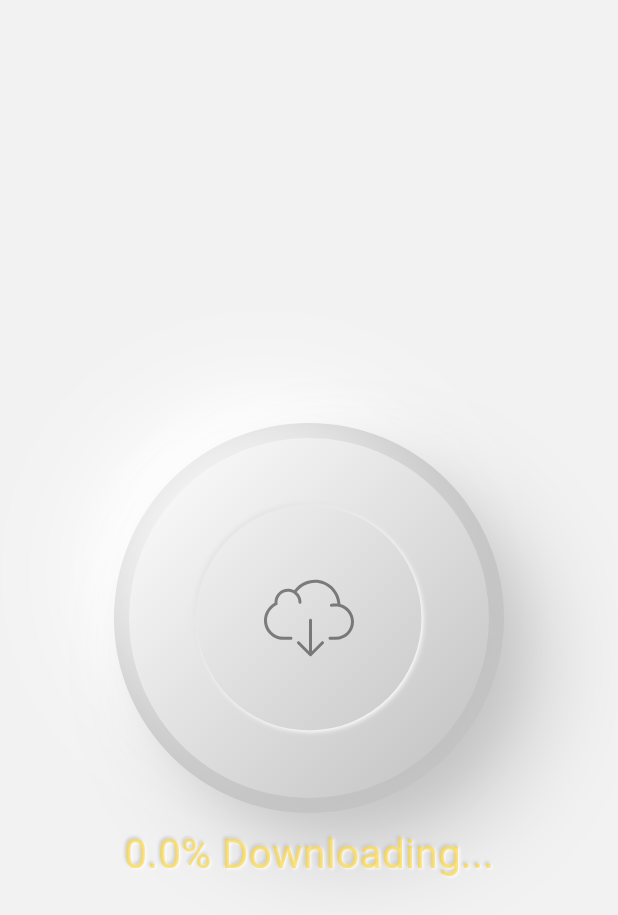
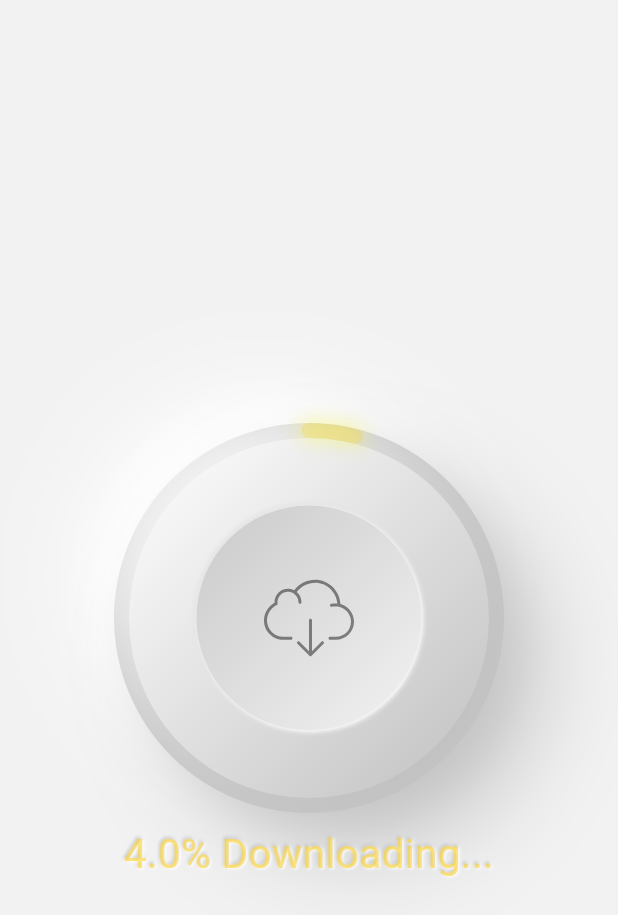
Before and after one commit to Punkachu/flutter_loading_button, a Flutter app: the first screen one second after launch, on a phone screen of 412 x 824 dp. Shown: the top 915 px of the screen. Run offline on Flutter 3.47's test engine with Material 2 defaults, Android fonts, the phone set to English and light mode, and no system bars; drawn by our look-alikes of clay_containers; our stand-ins replace flutter_svg.

Commit message:
✨♻️⚰️ Refactor all code , remove external library

```diff
--- a/lib/download_button_page.dart
+++ b/lib/download_button_page.dart
@@ -1,20 +1,61 @@
+import 'dart:async';
+
 import 'package:fancy_loading_button/widgets/download_button.dart';
 import 'package:flutter/material.dart';
 
-class DownloadButtonPage extends StatelessWidget {
-  const DownloadButtonPage({Key? key}) : super(key: key);
+class DownloadButtonPage extends StatefulWidget {
+  @override
+  _DownloadButtonPageState createState() => _DownloadButtonPageState();
+}
+
+class _DownloadButtonPageState extends State<DownloadButtonPage> {
+  late StreamController<int> _progressStreamController;
+  late Stream<int> _progressStream;
+
+  @override
+  void initState() {
+    super.initState();
+
+    _progressStreamController = StreamController<int>();
+    _progressStream = _progressStreamController.stream;
+
+    // Simulate progress updates
+    simulateProgress();
+  }
+
+  // Simulates progress updates and adds values to the stream
+  void simulateProgress() async {
+    for (int i = 0; i <= 100; i += 10) {
+      await Future.delayed(Duration(milliseconds: i * 50));
+      _progressStreamController.add(i);
+    }
+    _progressStreamController.close();
+  }
 
   @override
   Widget build(BuildContext context) {
-    return Scaffold(
-      backgroundColor: const Color(0xFFf2f2f2),
-      body: DownloadButton(
-        firstIconColor: Colors.black45,
-        secondIconColor: const Color(0xFFffd11a).withOpacity(0.9),
-        baseColor: const Color(0xFFf2f2f2),
-        beginAnimation: 0.0,
-        endAnimation: 1.0,
-      ),
+    return StreamBuilder<int>(
+      stream: _progressStream,
+      builder: (context, snapshot) {
+        if (snapshot.hasData) {
+          return DownloadButton(
+            progress: snapshot.data!,
+            firstIconColor: Colors.black45,
+            secondIconColor: const Color(0xFFffd11a).withOpacity(0.9),
+            baseColor: const Color(0xFFf2f2f2),
+          );
+        } else if (snapshot.hasError) {
+          return Text('Error: ${snapshot.error}');
+        } else {
+          return Text('Waiting for progress...');
+        }
+      },
     );
   }
+
+  @override
+  void dispose() {
+    _progressStreamController.close();
+    super.dispose();
+  }
 }
--- a/lib/main.dart
+++ b/lib/main.dart
@@ -14,7 +14,10 @@ class MyApp extends StatelessWidget {
         colorScheme: ColorScheme.fromSeed(seedColor: Colors.black45),
         useMaterial3: true,
       ),
-      home: const DownloadButtonPage(),
+      home: Scaffold(
+        backgroundColor: const Color(0xFFf2f2f2),
+        body: DownloadButtonPage(),
+      ),
     );
   }
 }
--- a/lib/widgets/circle_progress_indicator.dart
+++ /dev/null
@@ -1,39 +0,0 @@
-import 'dart:ui';
-
-import 'package:flutter/material.dart';
-
-import 'circle_progress_painter.dart';
-
-class MyCircularProgressIndicator extends StatelessWidget {
-  final Color glowColor;
-  final Color progressColor;
-  final ImageFilter? blur;
-  final double? strokeWidth;
-  final double? strokeShadowWidth;
-  final Animation<double> animation;
-  const MyCircularProgressIndicator(
-      {required this.glowColor,
-      required this.progressColor,
-      required this.animation,
-      this.blur,
-      this.strokeShadowWidth,
-      this.strokeWidth,
-      Key? key})
-      : super(key: key);
-
-  @override
-  Widget build(BuildContext context) {
-    return CustomPaint(
-      size: const Size(200, 200),
-      willChange: true,
-      painter: CircularProgressPainter(
-        animation: animation,
-        glowColor: glowColor,
-        progressColor: progressColor,
-        blur: blur,
-        strokeWidth: strokeWidth ?? 5,
-        strokeShadowWidth: strokeShadowWidth,
-      ),
-    );
-  }
-}
--- a/lib/widgets/circle_progress_painter.dart
+++ b/lib/widgets/circle_progress_painter.dart
@@ -4,7 +4,7 @@ import 'dart:ui';
 import 'package:flutter/material.dart';
 
 class CircularProgressPainter extends CustomPainter {
-  final Animation<double> animation;
+  final double progress;
   final Color glowColor;
   final Color progressColor;
   final ImageFilter? blur;
@@ -12,13 +12,13 @@ class CircularProgressPainter extends CustomPainter {
   final double? strokeShadowWidth;
 
   CircularProgressPainter({
-    required this.animation,
+    required this.progress,
     required this.glowColor,
     required this.progressColor,
     this.strokeWidth = 5,
     this.strokeShadowWidth,
     this.blur,
-  }) : super(repaint: animation);
+  }) : super();
 
   @override
   void paint(Canvas canvas, Size size) {
@@ -44,7 +44,7 @@ class CircularProgressPainter extends CustomPainter {
     final center = Offset(size.width / 2, size.height / 2);
     final radius = min(size.width / 2, size.height / 2) - 5;
 
-    final progress = (animation.value) * 2 * pi;
+    final progress = (this.progress) * 2 * pi;
 
     // Draw the neon glow
     canvas.drawArc(
@@ -66,7 +66,7 @@ class CircularProgressPainter extends CustomPainter {
   }
 
   @override
-  bool shouldRepaint(CustomPainter oldDelegate) {
-    return false;
+  bool shouldRepaint(covariant CustomPainter oldDelegate) {
+    return true;
   }
 }
--- a/lib/widgets/download_button.dart
+++ b/lib/widgets/download_button.dart
@@ -4,88 +4,46 @@ import 'package:clay_containers/clay_containers.dart';
 import 'package:flutter/material.dart';
 import 'package:flutter_svg/flutter_svg.dart';
 
-import 'circle_progress_indicator.dart';
+import 'circle_progress_painter.dart';
 import 'loading_text.dart';
 
-class DownloadButton extends StatefulWidget {
+class DownloadButton extends StatelessWidget {
+  final int progress;
+
   final Color baseColor;
   final Color firstIconColor;
   final Color secondIconColor;
-  final double initLoading;
+
   final String svgPath;
-  final double beginAnimation;
-  final double endAnimation;
 
-  const DownloadButton({
+  const DownloadButton(
+      {required this.progress,
       required this.firstIconColor,
       required this.secondIconColor,
-    required this.beginAnimation,
-    required this.endAnimation,
       this.svgPath = 'assets/svg_files/download.svg',
-    this.initLoading = 0.0,
       this.baseColor = const Color(0xFFf2f2f2),
-    Key? key,
-  }) : super(key: key);
-
-  DownloadButtonPageState createState() => DownloadButtonPageState();
-}
-
-class DownloadButtonPageState extends State<DownloadButton>
-    with SingleTickerProviderStateMixin {
-  late double loading;
-  late Color cloudColor;
-
-  late final Animation<double> animation;
-  late final AnimationController _controller;
-
-  bool isPushed = false;
-
-  @override
-  void initState() {
-    loading = widget.initLoading;
-    cloudColor = widget.firstIconColor;
-
-    _controller =
-        AnimationController(duration: const Duration(seconds: 10), vsync: this);
-
-    animation =
-        Tween<double>(begin: widget.beginAnimation, end: widget.endAnimation)
-            .animate(_controller)
-          ..addListener(() {
-            setState(() {
-              loading = animation.value * 100;
-              if (loading >= 100.0) {
-                cloudColor = widget.secondIconColor.withAlpha(90);
-              }
-            });
-          });
-    //_controller.forward();
-
-    super.initState();
-  }
-
-  @override
-  void dispose() {
-    _controller.dispose();
-    super.dispose();
-  }
-
-  void onTapPushButton() {
-    _controller.reset();
-    _controller.forward();
-  }
+      Key? key})
+      : super(key: key);
 
   @override
   Widget build(BuildContext context) {
+    return TweenAnimationBuilder<double>(
+      tween: Tween<double>(begin: 0, end: progress / 100),
+      duration: const Duration(seconds: 1),
+      builder: (context, value, child) {
+        final Color cloudColor =
+            progress >= 100 ? secondIconColor.withAlpha(90) : firstIconColor;
+        final bool isPushed = progress > 0.1 ? true : false;
+
         return Center(
           child: Container(
-        color: widget.baseColor,
+            color: baseColor,
             child: Stack(
               children: [
                 /// EXTERNAL CIRCLE
                 Center(
                   child: ClayContainer(
-                  color: widget.baseColor,
+                      color: baseColor,
                       surfaceColor: Colors.grey[400],
                       height: 260,
                       width: 260,
@@ -100,7 +58,7 @@ class DownloadButtonPageState extends State<DownloadButton>
                 /// CENTRAL BUTTON
                 Center(
                   child: ClayContainer(
-                  color: widget.baseColor,
+                      color: baseColor,
                       height: 240,
                       width: 240,
                       borderRadius: 200,
@@ -112,15 +70,10 @@ class DownloadButtonPageState extends State<DownloadButton>
 
                 /// Circular slider
                 Center(
-              child: Container(
-                width: 260,
-                height: 260,
-                color: Colors.transparent,
-                child: MyCircularProgressIndicator(
-                  // animationDuration: const Duration(seconds: 2),
-                  // beginAnimation: 0.0,
-                  // endAnimation: 1.0,
-                  animation: animation,
+                  child: CustomPaint(
+                    size: const Size(260, 260),
+                    painter: CircularProgressPainter(
+                      progress: value,
                       strokeWidth: 10,
                       glowColor: const Color(0xFFffff00).withAlpha(70),
                       progressColor: const Color(0xFFffcc00).withAlpha(50),
@@ -135,11 +88,12 @@ class DownloadButtonPageState extends State<DownloadButton>
                 /// INNER CIRCLE
                 Center(
                   child: ClayContainer(
-                  color: widget.baseColor,
+                      color: baseColor,
                       height: 150,
                       width: 150,
                       borderRadius: 200,
-                  curveType: !isPushed ? CurveType.convex : CurveType.concave,
+                      curveType:
+                          !isPushed ? CurveType.convex : CurveType.concave,
                       spread: 1,
                       depth: 20,
                       emboss: true,
@@ -149,19 +103,19 @@ class DownloadButtonPageState extends State<DownloadButton>
                 /// ICON
                 Center(
                   child: GestureDetector(
-                onTapDown: (TapDownDetails details) {
-                  setState(() {
-                    isPushed = false;
-                  });
-                },
-                onTapUp: (TapUpDetails details) {
-                  setState(() {
-                    isPushed = true;
-                  });
-                  onTapPushButton();
-                },
+                    // onTapDown: (TapDownDetails details) {
+                    //   setState(() {
+                    //     isPushed = false;
+                    //   });
+                    // },
+                    // onTapUp: (TapUpDetails details) {
+                    //   setState(() {
+                    //     isPushed = true;
+                    //   });
+                    //   onTapPushButton();
+                    // },
                     child: SvgPicture.asset(
-                  widget.svgPath,
+                      svgPath,
                       color: cloudColor,
                       fit: BoxFit.scaleDown,
                     ),
@@ -171,10 +125,12 @@ class DownloadButtonPageState extends State<DownloadButton>
                 /// LOADING TEXT
                 Align(
                     alignment: const Alignment(0.0, 0.4),
-                child: LoadingText(loadingValue: loading)),
+                    child: LoadingText(loadingValue: value * 100)),
               ],
             ),
           ),
         );
+      },
+    );
   }
 }
--- a/pubspec.yaml
+++ b/pubspec.yaml
@@ -29,7 +29,6 @@ dependencies:
 
   # Widgets
   clay_containers: ^0.3.2
-  # sleek_circular_slider: ^2.0.1
 
 
 
```
Also changed, not shown: lib/constants/default_slider_appearance.dart (deleted, +0 -35 lines). Lines whose indentation alone changed are shown as unchanged.
